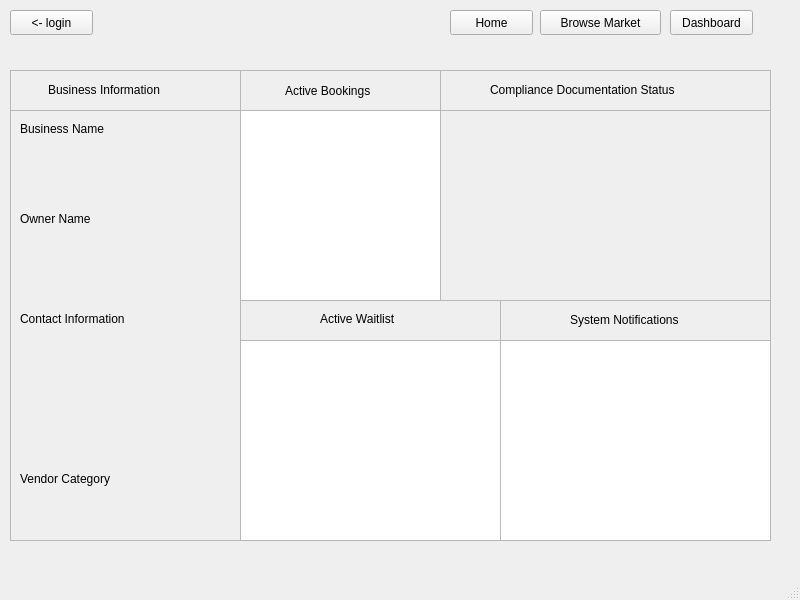
HassanOntario/COMP3004_deliverable_1, file FirstProject/mainwindow.ui: the form before one commit.
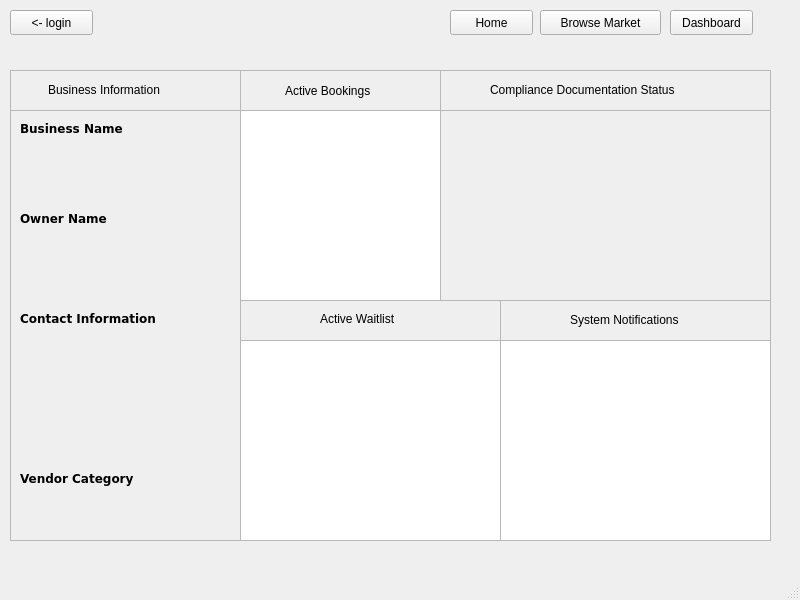
The form after the commit. The open tabs and pages were chosen to show the change.

The edit to the form file:
```diff
--- a/FirstProject/mainwindow.ui
+++ b/FirstProject/mainwindow.ui
@@ -220,6 +220,13 @@
           <height>17</height>
          </rect>
         </property>
+        <property name="font">
+         <font>
+          <family>DejaVu Sans</family>
+          <weight>75</weight>
+          <bold>true</bold>
+         </font>
+        </property>
         <property name="text">
          <string>Business Name</string>
         </property>
@@ -233,6 +240,13 @@
           <height>17</height>
          </rect>
         </property>
+        <property name="font">
+         <font>
+          <family>DejaVu Sans</family>
+          <weight>75</weight>
+          <bold>true</bold>
+         </font>
+        </property>
         <property name="text">
          <string>Owner Name</string>
         </property>
@@ -246,6 +260,13 @@
           <height>17</height>
          </rect>
         </property>
+        <property name="font">
+         <font>
+          <family>DejaVu Sans</family>
+          <weight>75</weight>
+          <bold>true</bold>
+         </font>
+        </property>
         <property name="text">
          <string>Contact Information</string>
         </property>
@@ -259,6 +280,13 @@
           <height>17</height>
          </rect>
         </property>
+        <property name="font">
+         <font>
+          <family>DejaVu Sans</family>
+          <weight>75</weight>
+          <bold>true</bold>
+         </font>
+        </property>
         <property name="text">
          <string>Vendor Category</string>
         </property>
```
Left out of the diff: 26 changed lines with no effect on the pictures.
